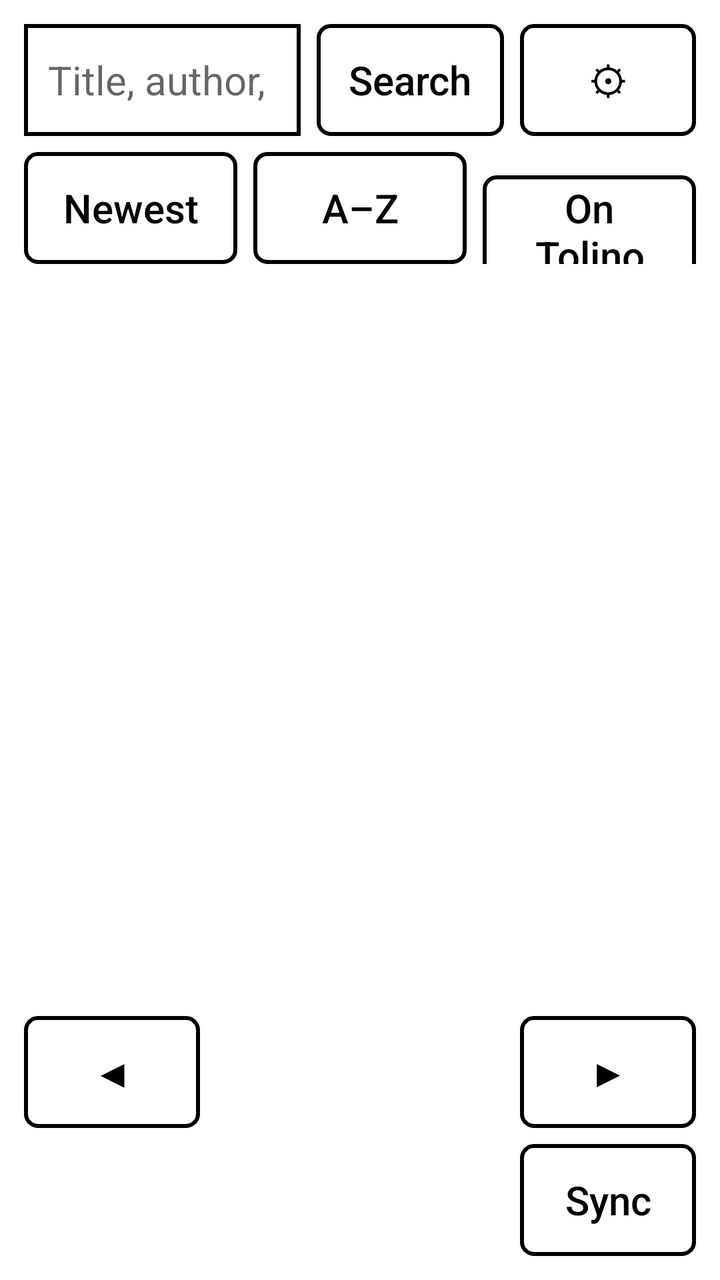
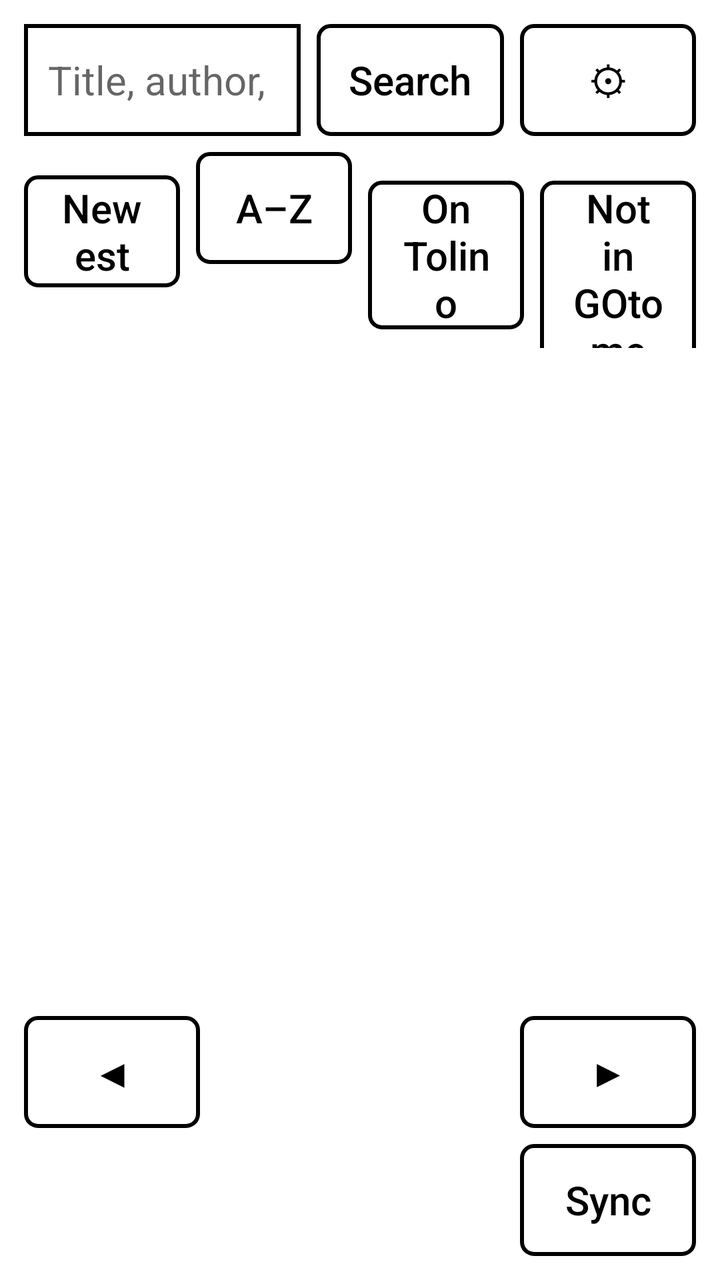

Before-and-after screenshots of an Android layout around one commit, followed by the original layout XML and the change that was made.
<!-- AndroidManifest.xml: application theme Ink -->
<!-- res/layout/activity_store.xml -->
<?xml version="1.0" encoding="utf-8"?>
<LinearLayout xmlns:android="http://schemas.android.com/apk/res/android"
    android:layout_width="match_parent"
    android:layout_height="match_parent"
    android:focusable="true"
    android:focusableInTouchMode="true"
    android:orientation="vertical"
    android:padding="12dp">

    <LinearLayout
        android:layout_width="match_parent"
        android:layout_height="wrap_content"
        android:orientation="horizontal">

        <EditText
            android:id="@+id/search"
            android:layout_width="0dp"
            android:layout_height="wrap_content"
            android:layout_weight="1"
            android:hint="@string/search_hint"
            android:imeOptions="actionSearch"
            android:inputType="text"
            android:maxLines="1" />

        <Button
            android:id="@+id/find"
            android:layout_width="wrap_content"
            android:layout_height="wrap_content"
            android:layout_marginStart="8dp"
            android:text="@string/find" />

        <Button
            android:id="@+id/settings"
            android:layout_width="wrap_content"
            android:layout_height="wrap_content"
            android:layout_marginStart="8dp"
            android:contentDescription="@string/settings"
            android:text="⚙" />
    </LinearLayout>

    <LinearLayout
        android:layout_width="match_parent"
        android:layout_height="wrap_content"
        android:layout_marginTop="8dp"
        android:orientation="horizontal">

        <Button
            android:id="@+id/newest"
            android:layout_width="0dp"
            android:layout_height="wrap_content"
            android:layout_weight="1"
            android:text="@string/newest" />

        <Button
            android:id="@+id/by_title"
            android:layout_width="0dp"
            android:layout_height="wrap_content"
            android:layout_marginStart="8dp"
            android:layout_weight="1"
            android:text="@string/by_title" />

        <Button
            android:id="@+id/on_tolino"
            android:layout_width="0dp"
            android:layout_height="wrap_content"
            android:layout_marginStart="8dp"
            android:layout_weight="1"
            android:text="@string/on_tolino_tab" />
    </LinearLayout>

    <GridLayout
        android:id="@+id/grid"
        android:layout_width="match_parent"
        android:layout_height="0dp"
        android:layout_marginTop="8dp"
        android:layout_weight="1"
        android:columnCount="3"
        android:rowCount="3" />

    <LinearLayout
        android:layout_width="match_parent"
        android:layout_height="wrap_content"
        android:gravity="center_vertical"
        android:orientation="horizontal">

        <Button
            android:id="@+id/previous"
            android:layout_width="88dp"
            android:layout_height="wrap_content"
            android:contentDescription="@string/previous"
            android:text="◀" />

        <TextView
            android:id="@+id/page"
            android:layout_width="0dp"
            android:layout_height="wrap_content"
            android:layout_weight="1"
            android:gravity="center"
            android:textSize="20sp" />

        <Button
            android:id="@+id/next"
            android:layout_width="88dp"
            android:layout_height="wrap_content"
            android:contentDescription="@string/next"
            android:text="▶" />
    </LinearLayout>

    <LinearLayout
        android:layout_width="match_parent"
        android:layout_height="wrap_content"
        android:layout_marginTop="8dp"
        android:gravity="center_vertical"
        android:orientation="horizontal">

        <TextView
            android:id="@+id/status"
            android:layout_width="0dp"
            android:layout_height="wrap_content"
            android:layout_weight="1"
            android:maxLines="2"
            android:textSize="15sp" />

        <Button
            android:id="@+id/sync"
            android:layout_width="wrap_content"
            android:layout_height="wrap_content"
            android:layout_marginStart="8dp"
            android:text="@string/sync" />
    </LinearLayout>
</LinearLayout>
<!-- resources referenced by this layout -->
<resources>
  <string name="by_title">A–Z</string>
  <string name="find">Search</string>
  <string name="newest">Newest</string>
  <string name="next">Next page</string>
  <string name="on_tolino_tab">On Tolino</string>
  <string name="previous">Previous page</string>
  <string name="search_hint">Title, author, series</string>
  <string name="settings">Settings</string>
  <string name="sync">Sync</string>
  <style name="Ink" parent="@android:style/Theme.Material.Light.NoActionBar">
          <item name="android:windowBackground">@android:color/white</item>
          <item name="android:windowAnimationStyle">@null</item>
          <item name="android:windowDisablePreview">true</item>
          <item name="android:colorAccent">@android:color/black</item>
          <item name="android:colorControlActivated">@android:color/black</item>
          <item name="android:colorControlHighlight">@android:color/transparent</item>
          <item name="android:textColorPrimary">@android:color/black</item>
          <item name="android:textColor">@android:color/black</item>
          <item name="android:buttonStyle">@style/InkButton</item>
          <item name="android:editTextStyle">@style/InkField</item>
      </style>
  <style name="InkButton" parent="@android:style/Widget.Material.Light.Button.Borderless">
          <item name="android:background">@drawable/button</item>
          <item name="android:textColor">@color/button_text</item>
          <item name="android:textSize">20sp</item>
          <item name="android:textAllCaps">false</item>
          <item name="android:minHeight">56dp</item>
          <item name="android:paddingStart">16dp</item>
          <item name="android:paddingEnd">16dp</item>
          <item name="android:stateListAnimator">@null</item>
      </style>
  <style name="InkField" parent="@android:style/Widget.Material.Light.EditText">
          <item name="android:background">@drawable/field</item>
          <item name="android:textSize">20sp</item>
          <item name="android:padding">12dp</item>
          <item name="android:minHeight">56dp</item>
      </style>
  <!-- drawable button (drawable) -->
  <?xml version="1.0" encoding="utf-8"?>
  <selector xmlns:android="http://schemas.android.com/apk/res/android">
      <item android:state_selected="true">
          <shape>
              <solid android:color="@android:color/black" />
              <stroke android:width="2dp" android:color="@android:color/black" />
              <corners android:radius="6dp" />
          </shape>
      </item>
      <item android:state_enabled="false">
          <shape>
              <solid android:color="@android:color/white" />
              <stroke android:width="2dp" android:color="#999999" />
              <corners android:radius="6dp" />
          </shape>
      </item>
      <item>
          <shape>
              <solid android:color="@android:color/white" />
              <stroke android:width="2dp" android:color="@android:color/black" />
              <corners android:radius="6dp" />
          </shape>
      </item>
  </selector>
  <!-- drawable field (drawable) -->
  <?xml version="1.0" encoding="utf-8"?>
  <shape xmlns:android="http://schemas.android.com/apk/res/android">
      <solid android:color="@android:color/white" />
      <stroke android:width="2dp" android:color="@android:color/black" />
  </shape>
</resources>

<!-- the commit's change to res/layout/activity_store.xml (unified diff, before → after) -->
@@ -66,6 +66,14 @@
             android:layout_marginStart="8dp"
             android:layout_weight="1"
             android:text="@string/on_tolino_tab" />
+
+        <Button
+            android:id="@+id/not_in_gotome"
+            android:layout_width="0dp"
+            android:layout_height="wrap_content"
+            android:layout_marginStart="8dp"
+            android:layout_weight="1"
+            android:text="@string/own_tab" />
     </LinearLayout>
 
     <GridLayout
<!-- resource entries referenced after the edit -->
@@ -5,6 +5,7 @@
   <string name="newest">Newest</string>
   <string name="next">Next page</string>
   <string name="on_tolino_tab">On Tolino</string>
+  <string name="own_tab">Not in GOtome</string>
   <string name="previous">Previous page</string>
   <string name="search_hint">Title, author, series</string>
   <string name="settings">Settings</string>
